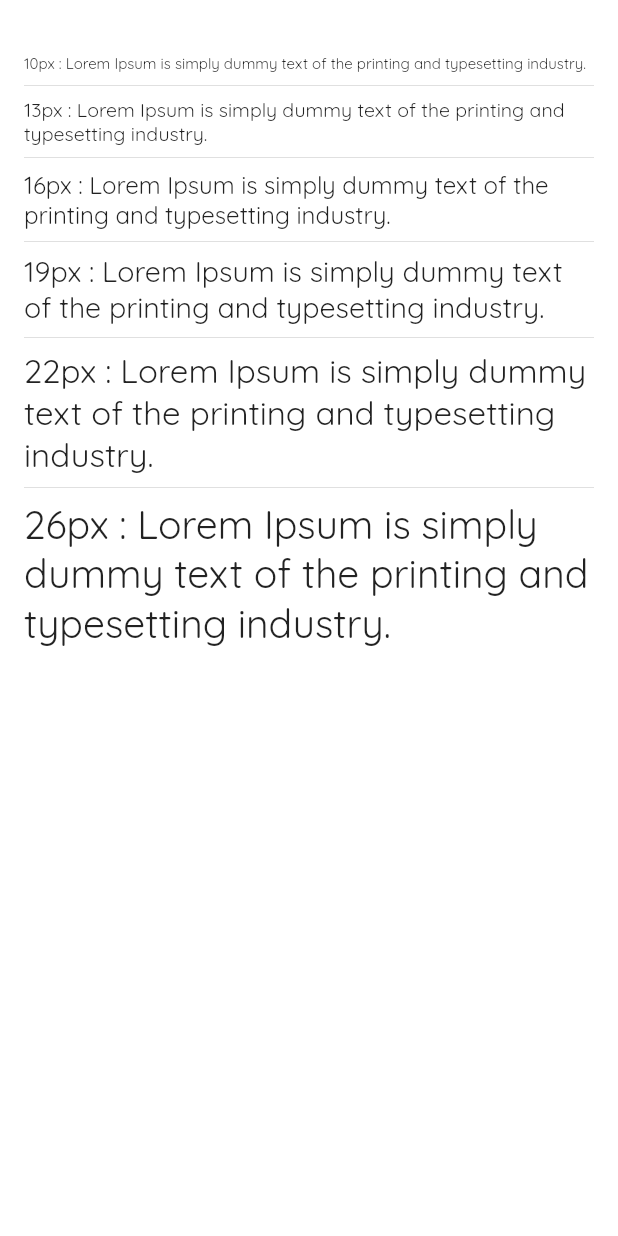
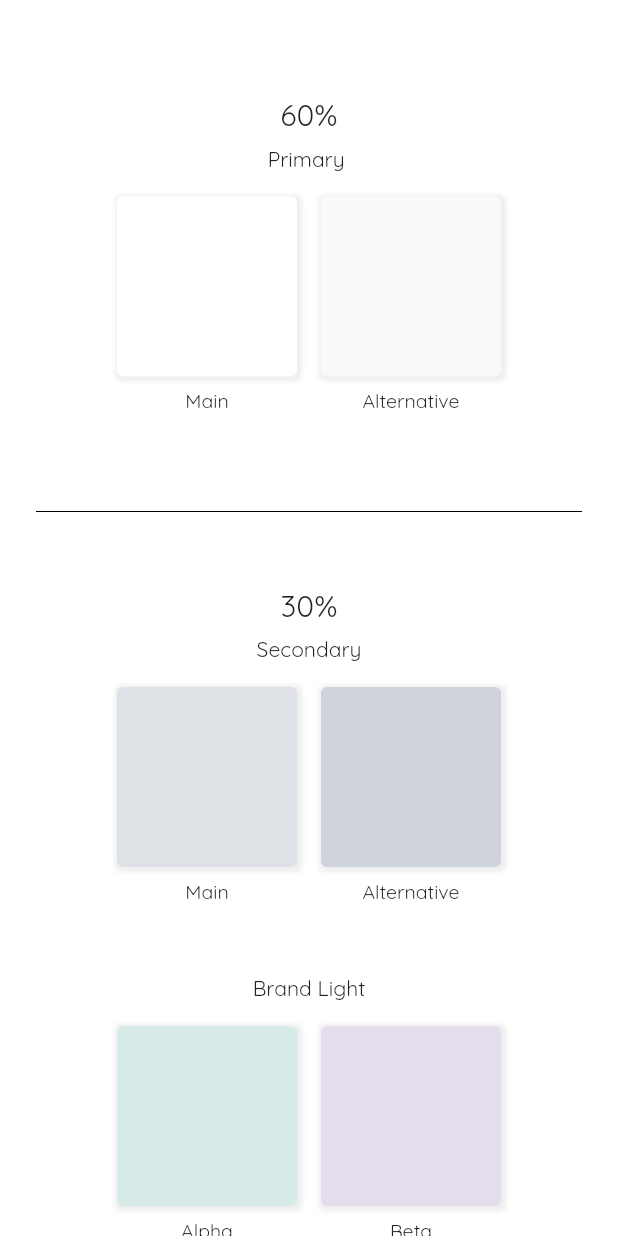
Before and after one commit to tabpole/dynamo, a Flutter app: the screen it shows after launch, on a phone screen of 412 x 824 dp. Run offline on Flutter 3.47's test engine with Material 2 defaults, Android fonts, the phone set to English and light mode, and no system bars; our stand-ins replace get.

Commit message:
color management

```diff
--- a/lib/app/core/util/color_manager.dart
+++ b/lib/app/core/util/color_manager.dart
@@ -1,31 +1,39 @@
-// ignore_for_file: constant_identifier_names
+// ignore_for_file: constant_identifier_names, prefer_const_constructors, non_constant_identifier_names
 
 import 'package:flutter/material.dart';
 
 class ColorManager {
   // https://www.youtube.com/watch?v=eXcKOqviLE0&ab_channel=TheFuturAcademy
 
+  // Color Pallets Source
+  // https://coolors.co/palette/f8f9fa-e9ecef-dee2e6-ced4da-adb5bd-6c757d-495057-343a40-212529
+
   // use 60%
-  // static const Color PRIMARY = Color(0xffF8FAF7);
   static const Color PRIMARY = Color(0xffFFFFFF);
-  static const Color PRIMARY_ALT = Color(0xffFFFFFF);
+  static const Color PRIMARY_ALT = Color(0xffF8F9FA);
 
   // use 30%
-  static const Color SECONDARY = Color(0xffF3F4F2);
-  static const Color SECONDARY_ALT = Color(0xffFFFFFF);
+  static const Color SECONDARY = Color(0xffDEE2E6);
+  static const Color SECONDARY_ALT = Color(0xffCED4DA);
+
+  static Color BRAND_ALPHA_LIGHT = BRAND_ALPHA.withOpacity(0.1);
+  static Color BRAND_BETA_LIGHT = BRAND_BETA.withOpacity(0.1);
+  static Color BRAND_GAMMA_LIGHT = BRAND_GAMMA.withOpacity(0.1);
+  static Color BRAND_DELTA_LIGHT = BRAND_DELTA.withOpacity(0.1);
 
   // use 10%
   static const Color ACCENT = Color(0xff0050FF);
   static const Color ACCENT_ALT = Color(0xff0033A2);
 
-  // brand
   static const Color BRAND_ALPHA = Color(0xff00C9B8);
   static const Color BRAND_BETA = Color(0xff864ADB);
   static const Color BRAND_GAMMA = Color(0xffCF0D7E);
   static const Color BRAND_DELTA = Color(0xff85E7AE);
 
+  // When Necessary
   static const Color SUCCESS = Color(0xff00B922);
   static const Color INFO = Color(0xff864ADB);
   static const Color WARNING = Color(0xffFFb71b);
   static const Color DANGER = Color(0xffFF4015);
+  static const Color DISABLED = Color(0xffF3F4F2);
 }
--- a/lib/app/core/util/text_color_manager.dart
+++ b/lib/app/core/util/text_color_manager.dart
@@ -3,12 +3,14 @@
 import 'package:flutter/material.dart';
 
 class TextColorManager {
-  static const Color PRIMARY = Color(0xff212121);
-  static const Color PRIMARY_ALT = Color(0xff0033A2);
-  static const Color SECONDARY = Color(0xff3A3F4A);
-  static const Color SECONDARY_ALT = Color(0xff757575);
+  // Color Pallets Source
+  // https://coolors.co/palette/f8f9fa-e9ecef-dee2e6-ced4da-adb5bd-6c757d-495057-343a40-212529
+
+  static const Color PRIMARY = Color(0xff212529); // 10%
+  static const Color PRIMARY_REGULAR = Color(0xff212529); // 30%
+  static const Color PRIMARY_LIGHT = Color(0xff495057); // 60%
+
   static const Color ACCENT = Colors.white;
-  static const Color DISABLED = Color(0xffCFD3D7);
 
   // Brand
   static const Color BRAND_ALPHA = Color(0xff00C9B8);
--- /dev/null
+++ b/lib/app/modules/app_color/bindings/app_color_binding.dart
@@ -0,0 +1,12 @@
+import 'package:get/get.dart';
+
+import '../controllers/app_color_controller.dart';
+
+class AppColorBinding extends Bindings {
+  @override
+  void dependencies() {
+    Get.lazyPut<AppColorController>(
+      () => AppColorController(),
+    );
+  }
+}
--- /dev/null
+++ b/lib/app/modules/app_color/controllers/app_color_controller.dart
@@ -0,0 +1,20 @@
+import 'package:get/get.dart';
+
+import '../../../core/util/font_size_manager.dart';
+
+class AppColorController extends GetxController {
+  String text = "Lorem Ipsum is simply dummy text of the printing and typesetting industry.";
+  List<double> sizes = [
+    FontSizeManager.TINY,
+    FontSizeManager.SMALL,
+    FontSizeManager.REGULAR,
+    FontSizeManager.LARGE,
+    FontSizeManager.XLARGE,
+    FontSizeManager.XXLARGE,
+  ];
+  List<dynamic> colors = [
+    {
+      "sectoin": "Primary",
+    }
+  ];
+}
--- /dev/null
+++ b/lib/app/modules/app_color/views/app_color_view.dart
@@ -0,0 +1,109 @@
+import 'package:flutter/material.dart';
+
+import 'package:get/get.dart';
+
+import '../../../core/util/color_manager.dart';
+import '../controllers/app_color_controller.dart';
+import '../widgets/color_card.dart';
+
+class AppColorView extends GetView<AppColorController> {
+  const AppColorView({Key? key}) : super(key: key);
+  @override
+  Widget build(BuildContext context) {
+    return Scaffold(
+      body: SingleChildScrollView(
+        child: Padding(
+          padding: const EdgeInsets.symmetric(vertical: 64, horizontal: 24),
+          child: SizedBox(
+            width: double.maxFinite,
+            child: Column(
+              children: [
+                const Text(
+                  '60%',
+                  style: TextStyle(fontSize: 20),
+                ),
+                const SizedBox(height: 8),
+                const Text('Primary '),
+                const SizedBox(height: 16),
+                const Wrap(
+                  alignment: WrapAlignment.start,
+                  spacing: 16,
+                  children: [
+                    ColorCard(color: ColorManager.PRIMARY, code: 'Main'),
+                    ColorCard(color: ColorManager.PRIMARY_ALT, code: 'Alternative'),
+                  ],
+                ),
+                const Divider(
+                  height: 100,
+                  color: Colors.black,
+                ),
+                const Text(
+                  '30%',
+                  style: TextStyle(fontSize: 20),
+                ),
+                const SizedBox(height: 8),
+                const Text('Secondary'),
+                const SizedBox(height: 16),
+                const Wrap(
+                  alignment: WrapAlignment.start,
+                  spacing: 16,
+                  children: [
+                    ColorCard(color: ColorManager.SECONDARY, code: 'Main'),
+                    ColorCard(color: ColorManager.SECONDARY_ALT, code: 'Alternative'),
+                  ],
+                ),
+                const SizedBox(height: 32),
+                const Text('Brand Light'),
+                const SizedBox(height: 16),
+                Wrap(
+                  alignment: WrapAlignment.start,
+                  spacing: 16,
+                  children: [
+                    // Example : Icon Color
+                    ColorCard(color: ColorManager.BRAND_ALPHA_LIGHT, code: 'Alpha'),
+                    ColorCard(color: ColorManager.BRAND_BETA_LIGHT, code: 'Beta'),
+                    ColorCard(color: ColorManager.BRAND_GAMMA_LIGHT, code: 'Gamma'),
+                    ColorCard(color: ColorManager.BRAND_DELTA_LIGHT, code: 'Delta'),
+                  ],
+                ),
+                const Divider(
+                  height: 100,
+                  color: Colors.black,
+                ),
+                const Text(
+                  '10%',
+                  style: TextStyle(fontSize: 20),
+                ),
+                const SizedBox(height: 8),
+                const Text('Accent'),
+                const SizedBox(height: 16),
+                const Wrap(
+                  alignment: WrapAlignment.start,
+                  spacing: 16,
+                  children: [
+                    ColorCard(color: ColorManager.ACCENT, code: 'Main'),
+                    ColorCard(color: ColorManager.ACCENT_ALT, code: 'Alternative'),
+                  ],
+                ),
+                const SizedBox(height: 32),
+                const Text('Brand'),
+                const SizedBox(height: 16),
+                const Wrap(
+                  alignment: WrapAlignment.start,
+                  spacing: 16,
+                  children: [
+                    // Example : Icon Color
+                    ColorCard(color: ColorManager.BRAND_ALPHA, code: 'Alpha'),
+                    ColorCard(color: ColorManager.BRAND_BETA, code: 'Beta'),
+                    ColorCard(color: ColorManager.BRAND_GAMMA, code: 'Gamma'),
+                    ColorCard(color: ColorManager.BRAND_DELTA, code: 'Delta'),
+                  ],
+                ),
+              ],
+            ),
+          ),
+        ),
+      ),
+    );
+  }
+}
--- /dev/null
+++ b/lib/app/modules/app_color/widgets/color_card.dart
@@ -0,0 +1,41 @@
+import 'package:flutter/material.dart';
+
+class ColorCard extends StatelessWidget {
+  final Color color;
+  final String code;
+  const ColorCard({
+    super.key,
+    required this.color,
+    required this.code,
+  });
+
+  @override
+  Widget build(BuildContext context) {
+    return Column(
+      children: [
+        Container(
+          height: 120,
+          width: 120,
+          decoration: BoxDecoration(
+            color: color,
+            borderRadius: BorderRadius.circular(4),
+            boxShadow: [
+              BoxShadow(
+                color: Colors.grey.shade200,
+                blurRadius: 2,
+                spreadRadius: 2,
+                offset: const Offset(1, 1),
+              )
+            ],
+          ),
+        ),
+        const SizedBox(height: 8),
+        Text(
+          code,
+          style: const TextStyle(fontSize: 13),
+        ),
+        const SizedBox(height: 16),
+      ],
+    );
+  }
+}
--- a/lib/app/modules/app_typography/views/app_typography_view.dart
+++ b/lib/app/modules/app_typography/views/app_typography_view.dart
@@ -22,14 +22,12 @@ class AppTypographyView extends GetView<AppTypographyController> {
                   shrinkWrap: true,
                   primary: false,
                   itemCount: controller.sizes.length,
-                  itemBuilder: (context, index) {
-                    return Text(
-                      "${controller.sizes[index].toInt()}px : ${controller.text}",
-                      style: TextStyle(
-                        fontSize: controller.sizes[index],
-                      ),
-                    );
-                  },
+                  itemBuilder: (context, index) => Text(
+                    "${controller.sizes[index].toInt()}px : ${controller.text}",
+                    style: TextStyle(
+                      fontSize: controller.sizes[index],
+                    ),
+                  ),
                   separatorBuilder: (context, index) => const Divider(),
                 ),
               ],
--- a/lib/app/routes/app_pages.dart
+++ b/lib/app/routes/app_pages.dart
@@ -1,5 +1,7 @@
 import 'package:get/get.dart';
 
+import '../modules/app_color/bindings/app_color_binding.dart';
+import '../modules/app_color/views/app_color_view.dart';
 import '../modules/app_typography/bindings/app_typography_binding.dart';
 import '../modules/app_typography/views/app_typography_view.dart';
 import '../modules/home/bindings/home_binding.dart';
@@ -12,7 +14,7 @@ part 'app_routes.dart';
 class AppPages {
   AppPages._();
 
-  static const INITIAL = Routes.APP_TYPOGRAPHY;
+  static const INITIAL = Routes.APP_COLOR;
 
   static final routes = [
     GetPage(
@@ -25,5 +27,10 @@ class AppPages {
       page: () => const AppTypographyView(),
       binding: AppTypographyBinding(),
     ),
+    GetPage(
+      name: _Paths.APP_COLOR,
+      page: () => const AppColorView(),
+      binding: AppColorBinding(),
+    ),
   ];
 }
--- a/lib/app/routes/app_routes.dart
+++ b/lib/app/routes/app_routes.dart
@@ -7,10 +7,12 @@ abstract class Routes {
   Routes._();
   static const HOME = _Paths.HOME;
   static const APP_TYPOGRAPHY = _Paths.APP_TYPOGRAPHY;
+  static const APP_COLOR = _Paths.APP_COLOR;
 }
 
 abstract class _Paths {
   _Paths._();
   static const HOME = '/home';
   static const APP_TYPOGRAPHY = '/app-typography';
+  static const APP_COLOR = '/app-color';
 }
```
